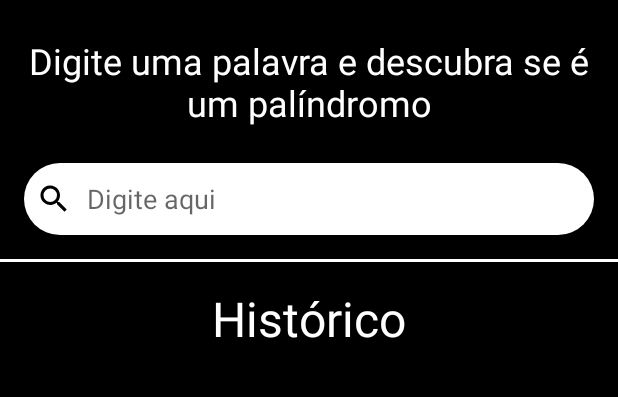
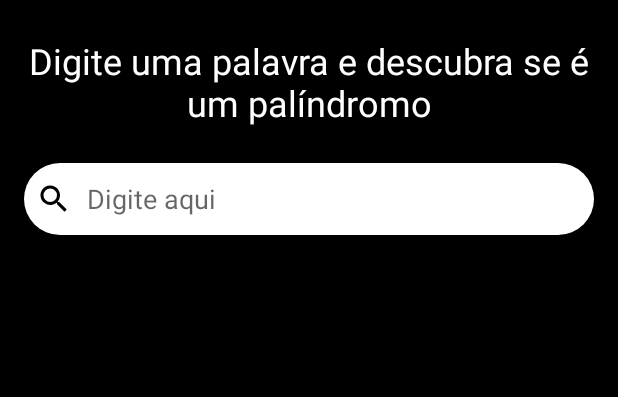
Before and after one commit to hppyft/palindromo, an Android app: the screen it shows after launch (HomeActivity), on a phone screen of 412 x 824 dp, the part 84-481 px from its top. Run offline under Robolectric (Android 15) with nearby library versions, the phone set to English and light mode, and no system bars; our stand-ins replace Room's generated code, data binding.

```diff
--- a/app/build.gradle
+++ b/app/build.gradle
@@ -61,7 +61,4 @@ dependencies {
     //Coroutines
     implementation "org.jetbrains.kotlinx:kotlinx-coroutines-core:1.3.3"
     implementation "androidx.lifecycle:lifecycle-viewmodel-ktx:2.2.0"
-
-    //CardView
-    implementation 'androidx.cardview:cardview:1.0.0'
 }
--- a/app/src/main/java/com/example/palindromoapp/view/adapter/WordAdapter.kt
+++ b/app/src/main/java/com/example/palindromoapp/view/adapter/WordAdapter.kt
@@ -24,13 +24,8 @@ class WordAdapter(var mList: List<Word> = listOf()) :
     }
 
     fun setList(words: List<Word>) {
-        if (mList.isEmpty()) {
-            mList = words
-            notifyDataSetChanged()
-        } else {
-            mList = words
-            notifyItemInserted(mList.size - 1)
-        }
+        mList = words
+        notifyDataSetChanged()
     }
 
     class WordViewHolder(val mBinding: WordItemBinding) : RecyclerView.ViewHolder(mBinding.root)
--- a/app/src/main/java/com/example/palindromoapp/view/viewmodel/HomeViewModel.kt
+++ b/app/src/main/java/com/example/palindromoapp/view/viewmodel/HomeViewModel.kt
@@ -23,20 +23,20 @@ class HomeViewModel : ViewModel() {
     val mTimer by lazy { Timer() }
     var mTimerTask: TimerTask? = null
 
+    init {
+        viewModelScope.launch {
+            withContext(Dispatchers.IO) {
+                updateWordList()
+            }
+        }
+    }
+
     fun getIsTextPalindromo(): LiveData<Boolean?> {
         return mIsTextPalindromo
     }
 
     fun getWordList(): LiveData<List<Word>> {
         return mWordList
-    }
-
-    init {
-        viewModelScope.launch {
-            withContext(Dispatchers.IO) {
-                updateWordList()
-            }
-        }
     }
 
     fun onPalindromoTextChanged(text: String) {
--- a/app/src/main/res/layout/home_activity.xml
+++ b/app/src/main/res/layout/home_activity.xml
@@ -79,6 +79,13 @@
             app:barrierDirection="bottom"
             app:constraint_referenced_ids="home_progressbar,home_resposta" />
 
+        <androidx.constraintlayout.widget.Group
+            android:id="@+id/word_list_group"
+            android:layout_width="match_parent"
+            android:layout_height="match_parent"
+            android:visibility="gone"
+            app:constraint_referenced_ids="divider,home_list_label" />
+
         <View
             android:id="@+id/divider"
             android:layout_width="match_parent"
```
Also changed, not shown: app/src/main/java/com/example/palindromoapp/view/repository/WordDao.kt (+7 -0 lines), app/src/main/java/com/example/palindromoapp/view/util/StringUtil.kt (added, +8 -0 lines), app/src/main/java/com/example/palindromoapp/view/view/HomeActivity.kt (+7 -3 lines).
